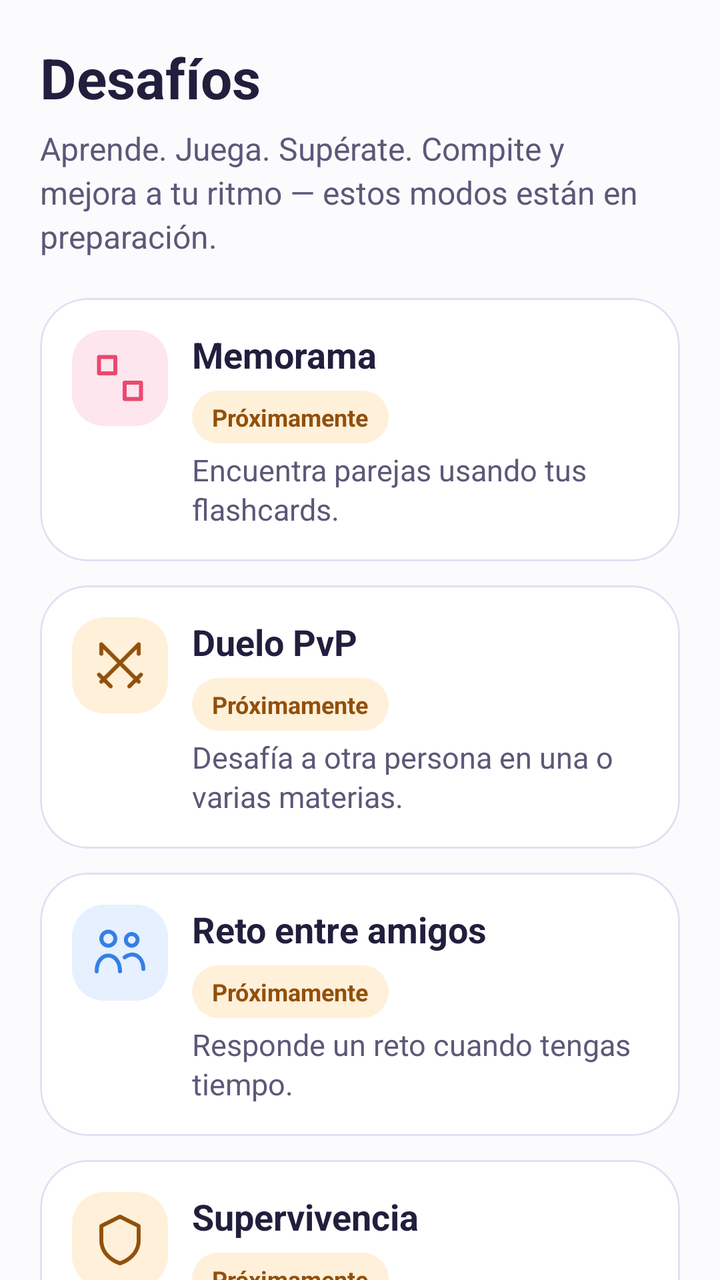
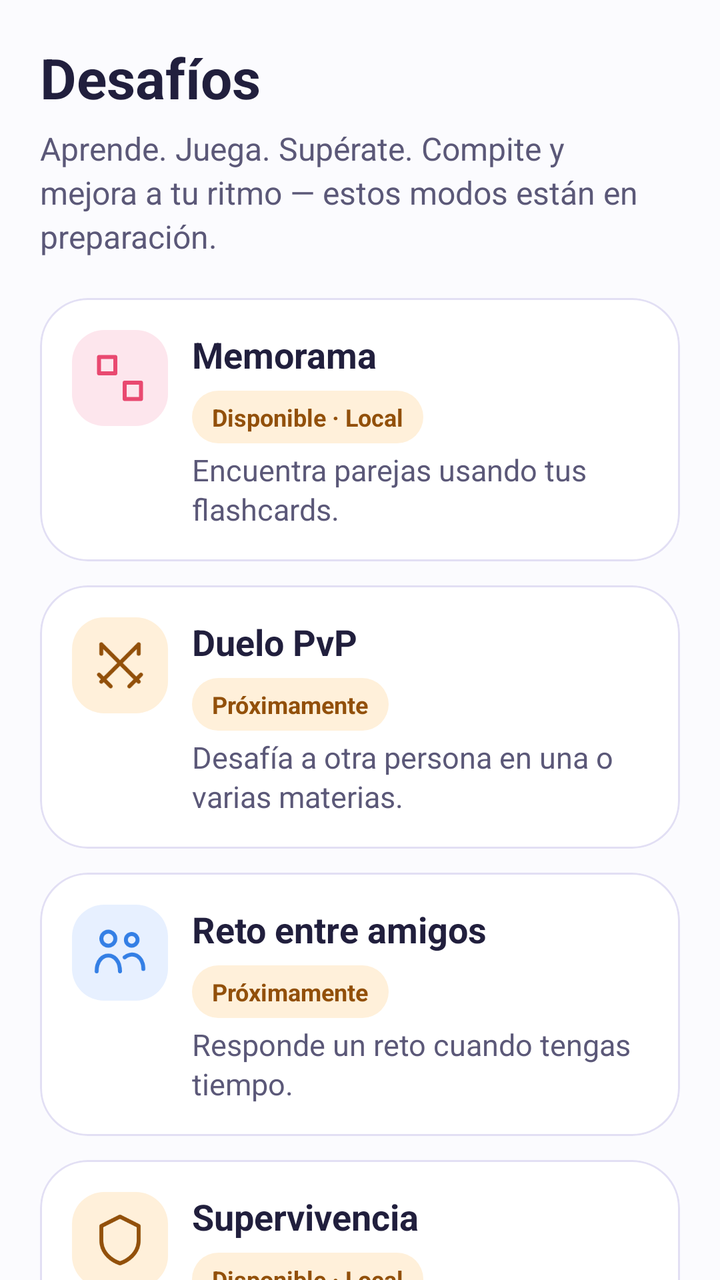

Before-and-after screenshots of an Android layout around one commit, followed by the original layout XML and the change that was made.
<!-- AndroidManifest.xml: application theme Theme.Dubalin -->
<!-- res/layout/fragment_desafios.xml -->
<androidx.core.widget.NestedScrollView xmlns:android="http://schemas.android.com/apk/res/android" xmlns:app="http://schemas.android.com/apk/res-auto" android:layout_width="match_parent" android:layout_height="match_parent" android:fillViewport="true" android:background="@color/dubalin_canvas">
    <LinearLayout android:layout_width="match_parent" android:layout_height="wrap_content" android:orientation="vertical" android:padding="20dp">
        <TextView android:layout_width="match_parent" android:layout_height="wrap_content" android:text="@string/nav_desafios" android:textSize="28sp" android:textColor="@color/dubalin_ink" android:textStyle="bold" android:accessibilityHeading="true" />
        <TextView android:layout_width="match_parent" android:layout_height="wrap_content" android:text="@string/ref_challenges_desc" android:textSize="16sp" android:textColor="@color/dubalin_ink_soft" android:layout_marginTop="6dp" android:layout_marginBottom="20dp" android:lineSpacingExtra="3dp" />
        <com.google.android.material.card.MaterialCardView android:id="@+id/card_memory" style="@style/Widget.Dubalin.CardView" android:layout_width="match_parent" android:layout_height="wrap_content" android:layout_marginBottom="12dp" android:clickable="true" android:focusable="true">
            <LinearLayout android:layout_width="match_parent" android:layout_height="wrap_content" android:orientation="horizontal" android:gravity="top" android:padding="16dp">
                <ImageView android:layout_width="48dp" android:layout_height="48dp" android:backgroundTint="@color/dubalin_pink_soft" android:background="@drawable/bg_icon_tile" android:importantForAccessibility="no" app:srcCompat="@drawable/ic_ref_memory" app:tint="@color/dubalin_pink" android:padding="10dp" />
                <LinearLayout android:layout_width="0dp" android:layout_height="wrap_content" android:layout_weight="1" android:layout_marginStart="12dp" android:orientation="vertical">
                    <LinearLayout android:layout_width="match_parent" android:layout_height="wrap_content" android:orientation="vertical" android:gravity="start">
                        <TextView android:layout_width="match_parent" android:layout_height="wrap_content" android:text="Memorama" android:textSize="18sp" android:textStyle="bold" android:textColor="@color/dubalin_ink" />
                        <TextView android:layout_width="wrap_content" android:layout_height="wrap_content" android:text="@string/ref_soon" android:textColor="@color/dubalin_orange" android:textStyle="bold" android:textSize="12sp" android:background="@drawable/bg_pill_soon" android:layout_marginTop="6dp" />
                    </LinearLayout>
                    <TextView android:layout_width="match_parent" android:layout_height="wrap_content" android:layout_marginTop="3dp" android:text="@string/ref_memory_desc" android:textSize="15sp" android:lineSpacingExtra="2dp" android:textColor="@color/dubalin_ink_soft" />
                </LinearLayout>
            </LinearLayout>
        </com.google.android.material.card.MaterialCardView>
        <com.google.android.material.card.MaterialCardView android:id="@+id/card_pvp" style="@style/Widget.Dubalin.CardView" android:layout_width="match_parent" android:layout_height="wrap_content" android:layout_marginBottom="12dp" android:clickable="true" android:focusable="true">
            <LinearLayout android:layout_width="match_parent" android:layout_height="wrap_content" android:orientation="horizontal" android:gravity="top" android:padding="16dp">
                <ImageView android:layout_width="48dp" android:layout_height="48dp" android:backgroundTint="@color/dubalin_orange_soft" android:background="@drawable/bg_icon_tile" android:importantForAccessibility="no" app:srcCompat="@drawable/ic_ref_swords" app:tint="@color/dubalin_orange" android:padding="10dp" />
                <LinearLayout android:layout_width="0dp" android:layout_height="wrap_content" android:layout_weight="1" android:layout_marginStart="12dp" android:orientation="vertical">
                    <LinearLayout android:layout_width="match_parent" android:layout_height="wrap_content" android:orientation="vertical" android:gravity="start">
                        <TextView android:layout_width="match_parent" android:layout_height="wrap_content" android:text="Duelo PvP" android:textSize="18sp" android:textStyle="bold" android:textColor="@color/dubalin_ink" />
                        <TextView android:layout_width="wrap_content" android:layout_height="wrap_content" android:text="@string/ref_soon" android:textColor="@color/dubalin_orange" android:textStyle="bold" android:textSize="12sp" android:background="@drawable/bg_pill_soon" android:layout_marginTop="6dp" />
                    </LinearLayout>
                    <TextView android:layout_width="match_parent" android:layout_height="wrap_content" android:layout_marginTop="3dp" android:text="@string/ref_pvp_desc" android:textSize="15sp" android:lineSpacingExtra="2dp" android:textColor="@color/dubalin_ink_soft" />
                </LinearLayout>
            </LinearLayout>
        </com.google.android.material.card.MaterialCardView>
        <com.google.android.material.card.MaterialCardView android:id="@+id/card_friend" style="@style/Widget.Dubalin.CardView" android:layout_width="match_parent" android:layout_height="wrap_content" android:layout_marginBottom="12dp" android:clickable="true" android:focusable="true">
            <LinearLayout android:layout_width="match_parent" android:layout_height="wrap_content" android:orientation="horizontal" android:gravity="top" android:padding="16dp">
                <ImageView android:layout_width="48dp" android:layout_height="48dp" android:backgroundTint="@color/dubalin_blue_soft" android:background="@drawable/bg_icon_tile" android:importantForAccessibility="no" app:srcCompat="@drawable/ic_ref_friends" app:tint="@color/dubalin_blue" android:padding="10dp" />
                <LinearLayout android:layout_width="0dp" android:layout_height="wrap_content" android:layout_weight="1" android:layout_marginStart="12dp" android:orientation="vertical">
                    <LinearLayout android:layout_width="match_parent" android:layout_height="wrap_content" android:orientation="vertical" android:gravity="start">
                        <TextView android:layout_width="match_parent" android:layout_height="wrap_content" android:text="Reto entre amigos" android:textSize="18sp" android:textStyle="bold" android:textColor="@color/dubalin_ink" />
                        <TextView android:layout_width="wrap_content" android:layout_height="wrap_content" android:text="@string/ref_soon" android:textColor="@color/dubalin_orange" android:textStyle="bold" android:textSize="12sp" android:background="@drawable/bg_pill_soon" android:layout_marginTop="6dp" />
                    </LinearLayout>
                    <TextView android:layout_width="match_parent" android:layout_height="wrap_content" android:layout_marginTop="3dp" android:text="@string/ref_friend_desc" android:textSize="15sp" android:lineSpacingExtra="2dp" android:textColor="@color/dubalin_ink_soft" />
                </LinearLayout>
            </LinearLayout>
        </com.google.android.material.card.MaterialCardView>
        <com.google.android.material.card.MaterialCardView android:id="@+id/card_survival" style="@style/Widget.Dubalin.CardView" android:layout_width="match_parent" android:layout_height="wrap_content" android:layout_marginBottom="12dp" android:clickable="true" android:focusable="true">
            <LinearLayout android:layout_width="match_parent" android:layout_height="wrap_content" android:orientation="horizontal" android:gravity="top" android:padding="16dp">
                <ImageView android:layout_width="48dp" android:layout_height="48dp" android:backgroundTint="@color/dubalin_orange_soft" android:background="@drawable/bg_icon_tile" android:importantForAccessibility="no" app:srcCompat="@drawable/ic_ref_shield" app:tint="@color/dubalin_orange" android:padding="10dp" />
                <LinearLayout android:layout_width="0dp" android:layout_height="wrap_content" android:layout_weight="1" android:layout_marginStart="12dp" android:orientation="vertical">
                    <LinearLayout android:layout_width="match_parent" android:layout_height="wrap_content" android:orientation="vertical" android:gravity="start">
                        <TextView android:layout_width="match_parent" android:layout_height="wrap_content" android:text="Supervivencia" android:textSize="18sp" android:textStyle="bold" android:textColor="@color/dubalin_ink" />
                        <TextView android:layout_width="wrap_content" android:layout_height="wrap_content" android:text="@string/ref_soon" android:textColor="@color/dubalin_orange" android:textStyle="bold" android:textSize="12sp" android:background="@drawable/bg_pill_soon" android:layout_marginTop="6dp" />
                    </LinearLayout>
                    <TextView android:layout_width="match_parent" android:layout_height="wrap_content" android:layout_marginTop="3dp" android:text="@string/ref_survival_desc" android:textSize="15sp" android:lineSpacingExtra="2dp" android:textColor="@color/dubalin_ink_soft" />
                </LinearLayout>
            </LinearLayout>
        </com.google.android.material.card.MaterialCardView>
        <com.google.android.material.card.MaterialCardView android:id="@+id/card_ranking" style="@style/Widget.Dubalin.CardView" android:layout_width="match_parent" android:layout_height="wrap_content" android:layout_marginBottom="12dp" android:clickable="true" android:focusable="true">
            <LinearLayout android:layout_width="match_parent" android:layout_height="wrap_content" android:orientation="horizontal" android:gravity="top" android:padding="16dp">
                <ImageView android:layout_width="48dp" android:layout_height="48dp" android:backgroundTint="@color/dubalin_purple_soft" android:background="@drawable/bg_icon_tile" android:importantForAccessibility="no" app:srcCompat="@drawable/ic_ref_trophy" app:tint="@color/dubalin_purple" android:padding="10dp" />
                <LinearLayout android:layout_width="0dp" android:layout_height="wrap_content" android:layout_weight="1" android:layout_marginStart="12dp" android:orientation="vertical">
                    <LinearLayout android:layout_width="match_parent" android:layout_height="wrap_content" android:orientation="vertical" android:gravity="start">
                        <TextView android:layout_width="match_parent" android:layout_height="wrap_content" android:text="Ranking por materia" android:textSize="18sp" android:textStyle="bold" android:textColor="@color/dubalin_ink" />
                        <TextView android:layout_width="wrap_content" android:layout_height="wrap_content" android:text="@string/ref_soon" android:textColor="@color/dubalin_orange" android:textStyle="bold" android:textSize="12sp" android:background="@drawable/bg_pill_soon" android:layout_marginTop="6dp" />
                    </LinearLayout>
                    <TextView android:layout_width="match_parent" android:layout_height="wrap_content" android:layout_marginTop="3dp" android:text="@string/ref_ranking_desc" android:textSize="15sp" android:lineSpacingExtra="2dp" android:textColor="@color/dubalin_ink_soft" />
                </LinearLayout>
            </LinearLayout>
        </com.google.android.material.card.MaterialCardView>
    </LinearLayout>
</androidx.core.widget.NestedScrollView>
<!-- resources referenced by this layout -->
<resources>
  <color name="dubalin_blue">#347FE5</color>
  <color name="dubalin_blue_soft">#E7F0FF</color>
  <color name="dubalin_canvas">#FBFBFE</color>
  <color name="dubalin_ink">#211F3D</color>
  <color name="dubalin_ink_soft">#5B5878</color>
  <color name="dubalin_orange">#92500A</color>
  <color name="dubalin_orange_soft">#FFF0DA</color>
  <color name="dubalin_pink">#E94970</color>
  <color name="dubalin_pink_soft">#FDE6ED</color>
  <color name="dubalin_purple">#8854EA</color>
  <color name="dubalin_purple_soft">#F0E8FF</color>
  <!-- drawable bg_icon_tile (drawable) -->
  <?xml version="1.0" encoding="utf-8"?>
  <shape xmlns:android="http://schemas.android.com/apk/res/android">
      <solid android:color="@color/md_primary_container"/>
      <corners android:radius="16dp"/>
  </shape>
  <!-- drawable bg_pill_soon (drawable) -->
  <shape xmlns:android="http://schemas.android.com/apk/res/android"><solid android:color="@color/dubalin_orange_soft"/><corners android:radius="50dp"/><padding android:left="10dp" android:top="5dp" android:right="10dp" android:bottom="5dp"/></shape>
  <string name="nav_desafios">Desafíos</string>
  <string name="ref_challenges_desc">Aprende. Juega. Supérate. Compite y mejora a tu ritmo — estos modos están en preparación.</string>
  <string name="ref_friend_desc">Responde un reto cuando tengas tiempo.</string>
  <string name="ref_memory_desc">Encuentra parejas usando tus flashcards.</string>
  <string name="ref_pvp_desc">Desafía a otra persona en una o varias materias.</string>
  <string name="ref_ranking_desc">Ligas por materia — todavía no hay clasificación ni rivales conectados.</string>
  <string name="ref_soon">Próximamente</string>
  <string name="ref_survival_desc">Pon a prueba tus conocimientos pregunta a pregunta.</string>
  <style name="Widget.Dubalin.CardView" parent="Widget.Material3.CardView.Elevated">
          <item name="cardCornerRadius">@dimen/card_corner_radius</item>
          <item name="cardElevation">0dp</item>
          <item name="strokeWidth">1dp</item>
          <item name="strokeColor">@color/dubalin_line</item>
          <item name="cardBackgroundColor">@color/md_surface</item>
      </style>
  <color name="md_primary_container">#E4E1FF</color>
  <dimen name="card_corner_radius">24dp</dimen>
  <color name="dubalin_line">#E2DFF4</color>
  <color name="md_surface">#FFFFFF</color>
  <color name="md_primary">#4A3AEB</color>
  <color name="md_on_primary">#FFFFFF</color>
  <color name="md_on_primary_container">#2E238F</color>
  <color name="md_secondary">#5B5D72</color>
  <color name="md_on_secondary">#FFFFFF</color>
  <color name="md_secondary_container">#DFE1F9</color>
  <color name="md_on_secondary_container">#181A2C</color>
  <color name="md_background">#FBFBFE</color>
  <color name="md_on_background">#211F3D</color>
  <color name="md_on_surface">#211F3D</color>
  <color name="md_surface_variant">#E3E1EC</color>
  <color name="md_on_surface_variant">#5B5878</color>
  <color name="md_outline">#DCD9F1</color>
  <color name="md_error">#BA1A1A</color>
  <color name="md_on_error">#FFFFFF</color>
  <color name="md_error_container">#FFDAD6</color>
  <color name="md_on_error_container">#410002</color>
  <style name="Widget.Dubalin.Button" parent="Widget.Material3.Button">
          <item name="cornerRadius">16dp</item>
          <item name="android:minHeight">56dp</item>
          <item name="android:textAllCaps">false</item>
          <item name="android:textSize">16sp</item>
          <item name="backgroundTint">@color/button_primary</item>
          <item name="android:stateListAnimator">@animator/button_press</item>
      </style>
  <!-- unchanged entries left out for length: 6 -->
</resources>

<!-- the commit's change to res/layout/fragment_desafios.xml (unified diff, before → after) -->
@@ -8,7 +8,7 @@
                 <LinearLayout android:layout_width="0dp" android:layout_height="wrap_content" android:layout_weight="1" android:layout_marginStart="12dp" android:orientation="vertical">
                     <LinearLayout android:layout_width="match_parent" android:layout_height="wrap_content" android:orientation="vertical" android:gravity="start">
                         <TextView android:layout_width="match_parent" android:layout_height="wrap_content" android:text="Memorama" android:textSize="18sp" android:textStyle="bold" android:textColor="@color/dubalin_ink" />
-                        <TextView android:layout_width="wrap_content" android:layout_height="wrap_content" android:text="@string/ref_soon" android:textColor="@color/dubalin_orange" android:textStyle="bold" android:textSize="12sp" android:background="@drawable/bg_pill_soon" android:layout_marginTop="6dp" />
+                        <TextView android:layout_width="wrap_content" android:layout_height="wrap_content" android:text="@string/challenge_local_available" android:textColor="@color/dubalin_orange" android:textStyle="bold" android:textSize="12sp" android:background="@drawable/bg_pill_soon" android:layout_marginTop="6dp" />
                     </LinearLayout>
                     <TextView android:layout_width="match_parent" android:layout_height="wrap_content" android:layout_marginTop="3dp" android:text="@string/ref_memory_desc" android:textSize="15sp" android:lineSpacingExtra="2dp" android:textColor="@color/dubalin_ink_soft" />
                 </LinearLayout>
@@ -44,7 +44,7 @@
                 <LinearLayout android:layout_width="0dp" android:layout_height="wrap_content" android:layout_weight="1" android:layout_marginStart="12dp" android:orientation="vertical">
                     <LinearLayout android:layout_width="match_parent" android:layout_height="wrap_content" android:orientation="vertical" android:gravity="start">
                         <TextView android:layout_width="match_parent" android:layout_height="wrap_content" android:text="Supervivencia" android:textSize="18sp" android:textStyle="bold" android:textColor="@color/dubalin_ink" />
-                        <TextView android:layout_width="wrap_content" android:layout_height="wrap_content" android:text="@string/ref_soon" android:textColor="@color/dubalin_orange" android:textStyle="bold" android:textSize="12sp" android:background="@drawable/bg_pill_soon" android:layout_marginTop="6dp" />
+                        <TextView android:layout_width="wrap_content" android:layout_height="wrap_content" android:text="@string/challenge_local_available" android:textColor="@color/dubalin_orange" android:textStyle="bold" android:textSize="12sp" android:background="@drawable/bg_pill_soon" android:layout_marginTop="6dp" />
                     </LinearLayout>
                     <TextView android:layout_width="match_parent" android:layout_height="wrap_content" android:layout_marginTop="3dp" android:text="@string/ref_survival_desc" android:textSize="15sp" android:lineSpacingExtra="2dp" android:textColor="@color/dubalin_ink_soft" />
                 </LinearLayout>
<!-- resource entries referenced after the edit -->
@@ -19,6 +19,7 @@
   </shape>
   <!-- drawable bg_pill_soon (drawable) -->
   <shape xmlns:android="http://schemas.android.com/apk/res/android"><solid android:color="@color/dubalin_orange_soft"/><corners android:radius="50dp"/><padding android:left="10dp" android:top="5dp" android:right="10dp" android:bottom="5dp"/></shape>
+  <string name="challenge_local_available">Disponible · Local</string>
   <string name="nav_desafios">Desafíos</string>
   <string name="ref_challenges_desc">Aprende. Juega. Supérate. Compite y mejora a tu ritmo — estos modos están en preparación.</string>
   <string name="ref_friend_desc">Responde un reto cuando tengas tiempo.</string>
